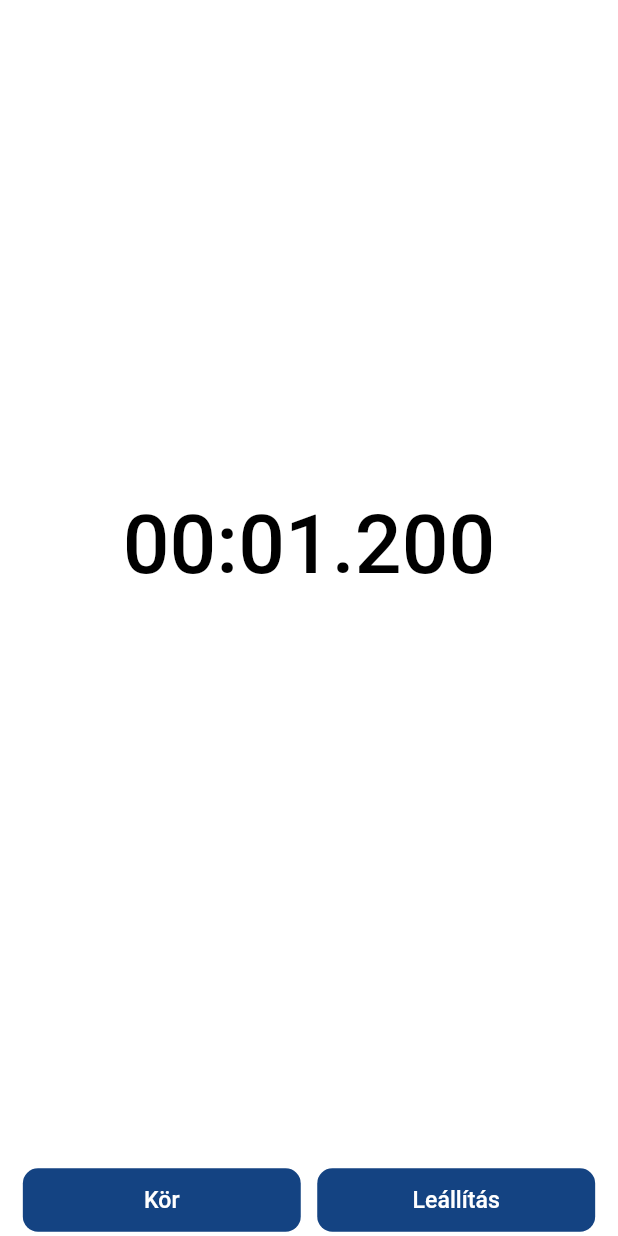
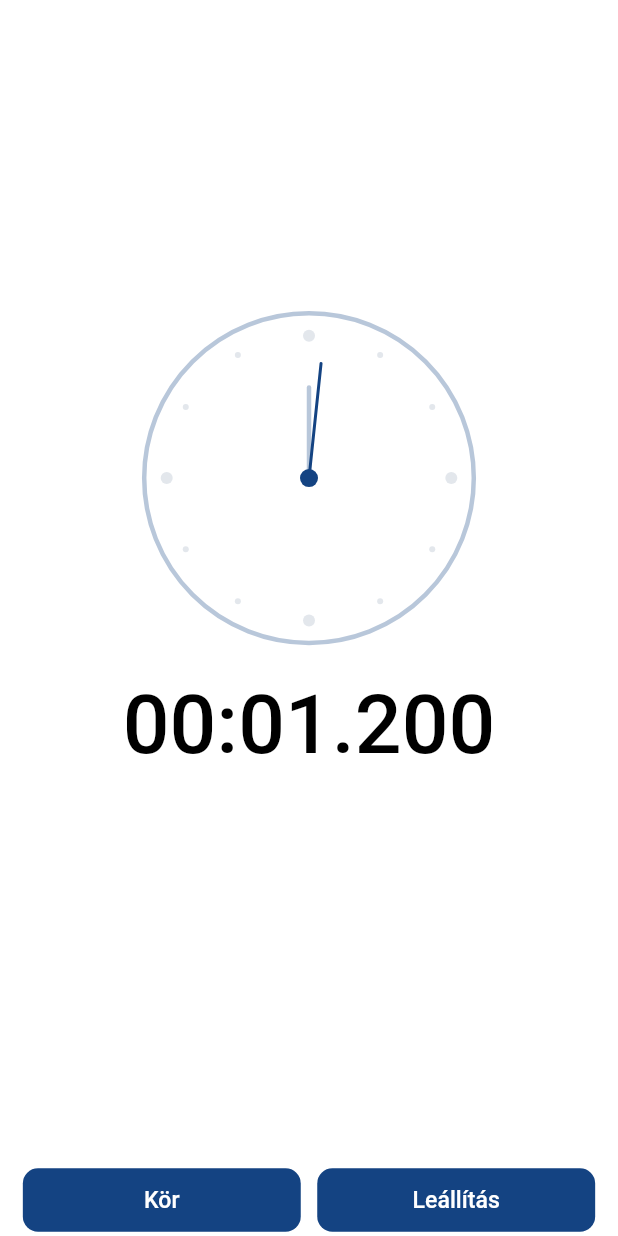
Before and after one commit to szunyogh/stopwatch, a Flutter app: the screen it shows after launch, after a tap on "Indítás", on a phone screen of 412 x 824 dp. Run offline on Flutter 3.47's test engine with Material 3 defaults, Android fonts, the phone set to English and light mode, and no system bars; our stand-ins replace auto_route, flutter_riverpod, flutter_screenutil, freezed_annotation, logger.

Commit message:
feat: add AnalogClock widget and integrate it into HomePage layout

```diff
--- a/lib/ui/page/home.dart
+++ b/lib/ui/page/home.dart
@@ -5,6 +5,7 @@ import 'package:flutter_screenutil/flutter_screenutil.dart';
 import 'package:stopwatch/core/duration_extension.dart';
 import 'package:stopwatch/logic/home/home_logic.dart';
 import 'package:stopwatch/model/lap.dart';
+import 'package:stopwatch/ui/widget/analog_colck.dart';
 
 @RoutePage()
 class HomePage extends ConsumerStatefulWidget {
@@ -48,6 +49,8 @@ class _Body extends ConsumerWidget {
       child: Column(
         mainAxisAlignment: MainAxisAlignment.center,
         children: [
+          AnalogClock(elapsed: time),
+          SizedBox(height: 20.h),
           Text(time.toElapsedTime(), style: Theme.of(context).textTheme.headlineLarge),
           Text(currentTime?.toElapsedTime() ?? '', style: Theme.of(context).textTheme.headlineMedium?.copyWith(color: Theme.of(context).colorScheme.onSurface)),
           SizedBox(height: 10.h),
--- a/lib/ui/theme/dark_theme.dart
+++ b/lib/ui/theme/dark_theme.dart
@@ -8,13 +8,12 @@ final appDarkTheme = ThemeData(brightness: Brightness.dark).copyWith(
   primaryColorDark: primaryColorDark,
   primaryColorLight: primaryColorLight,
   colorScheme: ColorScheme.dark(
-    primary: white.withOpacity(.5),
+    primary: white.withValues(alpha: 0.5),
     primaryContainer: grey2,
     secondary: green,
     secondaryContainer: green2,
     surface: primaryColorDark,
     onSurface: blue1,
-    background: primaryColorDark,
     error: red,
   ),
   textTheme: TextTheme(
--- a/lib/ui/theme/light_theme.dart
+++ b/lib/ui/theme/light_theme.dart
@@ -14,7 +14,6 @@ final appLightTheme = ThemeData(brightness: Brightness.light).copyWith(
     secondaryContainer: green2,
     surface: white,
     onSurface: blu2,
-    background: white,
     error: red,
   ),
   textTheme: TextTheme(
--- /dev/null
+++ b/lib/ui/widget/analog_colck.dart
@@ -0,0 +1,133 @@
+import 'dart:math';
+import 'package:flutter/material.dart';
+import 'package:flutter_screenutil/flutter_screenutil.dart';
+
+class AnalogClock extends StatelessWidget {
+  final Duration elapsed;
+
+  const AnalogClock({
+    super.key,
+    required this.elapsed,
+  });
+
+  @override
+  Widget build(BuildContext context) {
+    return SizedBox(
+      width: 200.w,
+      height: 200.w,
+      child: CustomPaint(
+        painter: _ClockPainter(
+          elapsed: elapsed,
+          primaryColor: Theme.of(context).colorScheme.primary,
+          onSurfaceColor: Theme.of(context).colorScheme.onSurface,
+          surfaceColor: Theme.of(context).colorScheme.surface,
+        ),
+      ),
+    );
+  }
+}
+
+class _ClockPainter extends CustomPainter {
+  final Duration elapsed;
+  final Color primaryColor;
+  final Color onSurfaceColor;
+  final Color surfaceColor;
+
+  _ClockPainter({
+    required this.elapsed,
+    required this.primaryColor,
+    required this.onSurfaceColor,
+    required this.surfaceColor,
+  });
+
+  @override
+  void paint(Canvas canvas, Size size) {
+    final center = Offset(size.width / 2, size.height / 2);
+    final radius = min(size.width / 2, size.height / 2);
+
+    final backgroundPaint = Paint()
+      ..color = surfaceColor
+      ..style = PaintingStyle.fill;
+    canvas.drawCircle(center, radius, backgroundPaint);
+
+    final borderPaint = Paint()
+      ..color = primaryColor.withValues(alpha: 0.3)
+      ..style = PaintingStyle.stroke
+      ..strokeWidth = 3;
+    canvas.drawCircle(center, radius, borderPaint);
+
+    _drawClockMarkers(canvas, center, radius);
+
+    final totalSeconds = elapsed.inSeconds;
+    final seconds = totalSeconds % 60;
+    final totalMinutes = elapsed.inMinutes;
+    final minutes = totalMinutes % 60;
+
+    _drawHand(
+      canvas,
+      center,
+      radius * 0.7,
+      seconds / 60.0,
+      primaryColor,
+      2,
+    );
+
+    _drawHand(
+      canvas,
+      center,
+      radius * 0.55,
+      minutes / 60.0,
+      primaryColor.withValues(alpha: 0.3),
+      3,
+    );
+
+    final centerDotPaint = Paint()
+      ..color = primaryColor
+      ..style = PaintingStyle.fill;
+    canvas.drawCircle(center, 6, centerDotPaint);
+  }
+
+  void _drawClockMarkers(Canvas canvas, Offset center, double radius) {
+    final markerPaint = Paint()
+      ..color = onSurfaceColor.withValues(alpha: 0.3)
+      ..style = PaintingStyle.fill;
+
+    for (int i = 0; i < 12; i++) {
+      final angle = (i * 30 - 90) * pi / 180;
+      final markerRadius = i % 3 == 0 ? 4.0 : 2.0;
+      final markerDistance = radius - 15;
+
+      final x = center.dx + markerDistance * cos(angle);
+      final y = center.dy + markerDistance * sin(angle);
+
+      canvas.drawCircle(Offset(x, y), markerRadius, markerPaint);
+    }
+  }
+
+  void _drawHand(
+    Canvas canvas,
+    Offset center,
+    double length,
+    double position,
+    Color color,
+    double strokeWidth,
+  ) {
+    final angle = (position * 360 - 90) * pi / 180;
+    final handPaint = Paint()
+      ..color = color
+      ..strokeWidth = strokeWidth
+      ..strokeCap = StrokeCap.round;
+
+    final handEnd = Offset(
+      center.dx + length * cos(angle),
+      center.dy + length * sin(angle),
+    );
+
+    canvas.drawLine(center, handEnd, handPaint);
+  }
+
+  @override
+  bool shouldRepaint(_ClockPainter oldDelegate) {
+    return oldDelegate.elapsed != elapsed;
+  }
+}
```
